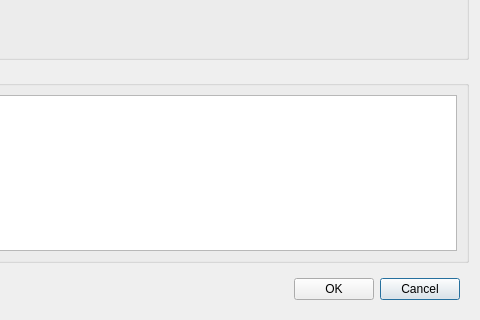
Qt form distribution/GaitSymQt/DialogMarkerImportExport.ui (wol101/GaitSym2019) before a commit; both pictures show x 333 to 813 and y 304 to 624 of the 813 by 624 pixel window.
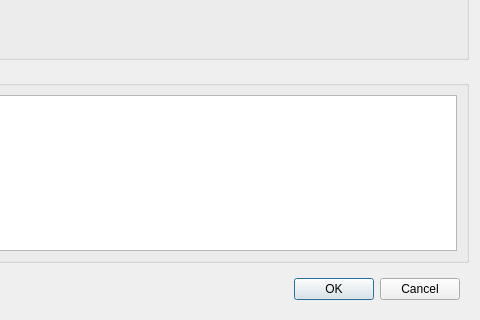
The same form after that commit. Custom widgets are drawn as their Qt base class.

```diff
--- a/distribution/GaitSymQt/DialogMarkerImportExport.ui
+++ b/distribution/GaitSymQt/DialogMarkerImportExport.ui
@@ -245,6 +245,9 @@
         <property name="text">
          <string>OK</string>
         </property>
+        <property name="default">
+         <bool>true</bool>
+        </property>
        </widget>
       </item>
       <item row="0" column="0">
```
